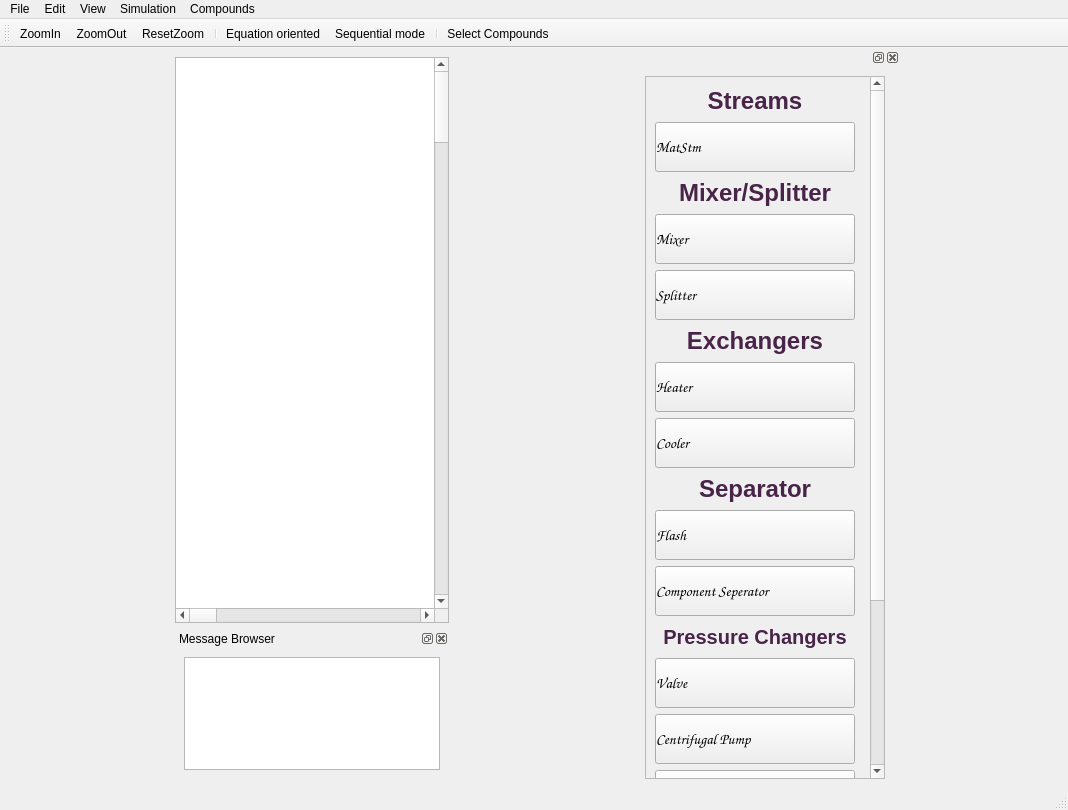
Old version of the form main.ui in the repository Anujg935/OMChemSimGUI.
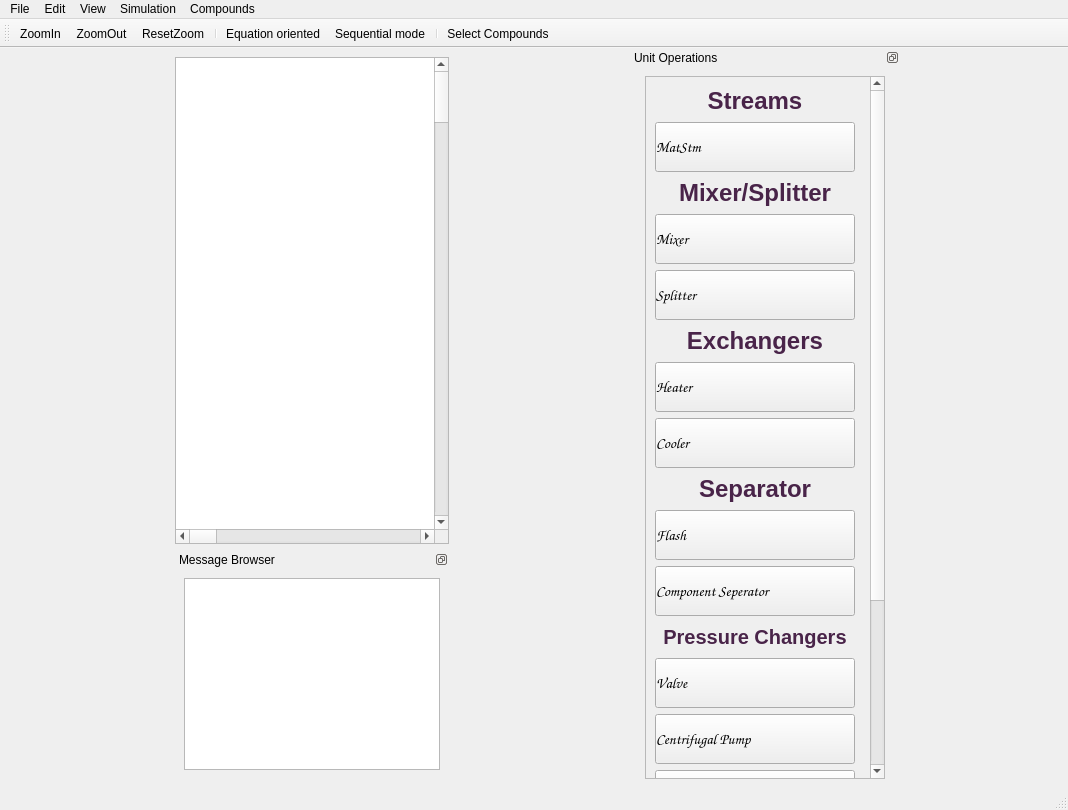
New version of the form. Icons and pictures are not drawn.

Diff of the .ui file:
```diff
--- a/main.ui
+++ b/main.ui
@@ -98,7 +98,7 @@
     <item row="1" column="0">
      <widget class="QDockWidget" name="dockWidget_2">
       <property name="sizePolicy">
-       <sizepolicy hsizetype="Preferred" vsizetype="Minimum">
+       <sizepolicy hsizetype="Preferred" vsizetype="Maximum">
         <horstretch>0</horstretch>
         <verstretch>0</verstretch>
        </sizepolicy>
@@ -112,9 +112,12 @@
       <property name="maximumSize">
        <size>
         <width>524287</width>
-        <height>150</height>
+        <height>523435</height>
        </size>
       </property>
+      <property name="features">
+       <set>QDockWidget::DockWidgetFloatable|QDockWidget::DockWidgetMovable</set>
+      </property>
       <property name="allowedAreas">
        <set>Qt::BottomDockWidgetArea</set>
       </property>
@@ -199,6 +202,12 @@
      <height>524287</height>
     </size>
    </property>
+   <property name="features">
+    <set>QDockWidget::DockWidgetFloatable|QDockWidget::DockWidgetMovable</set>
+   </property>
+   <property name="windowTitle">
+    <string>Unit Operations</string>
+   </property>
    <attribute name="dockWidgetArea">
     <number>2</number>
    </attribute>
```
Left out of the diff: 2 changed lines with no effect on the pictures.
